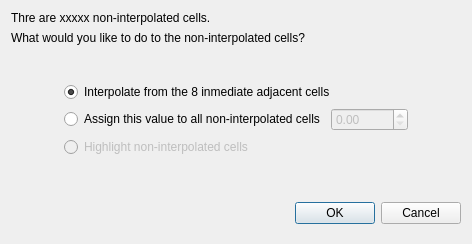
FLO-2DSoftware/qgis-flo-2d-plugin, file flo2d/ui/lidar_options.ui: the form before one commit.
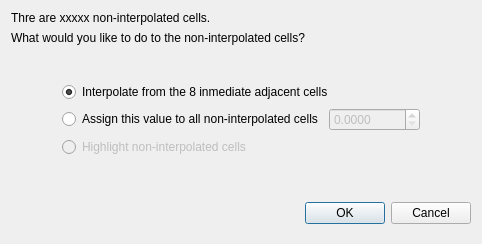
The form after the commit.

What changed in the file:
```diff
--- a/flo2d/ui/lidar_options.ui
+++ b/flo2d/ui/lidar_options.ui
@@ -6,7 +6,7 @@
    <rect>
     <x>0</x>
     <y>0</y>
-    <width>472</width>
+    <width>482</width>
     <height>244</height>
    </rect>
   </property>
@@ -89,6 +89,9 @@
          <property name="enabled">
           <bool>false</bool>
          </property>
+         <property name="decimals">
+          <number>4</number>
+         </property>
          <property name="maximum">
           <double>10000.000000000000000</double>
          </property>
```
